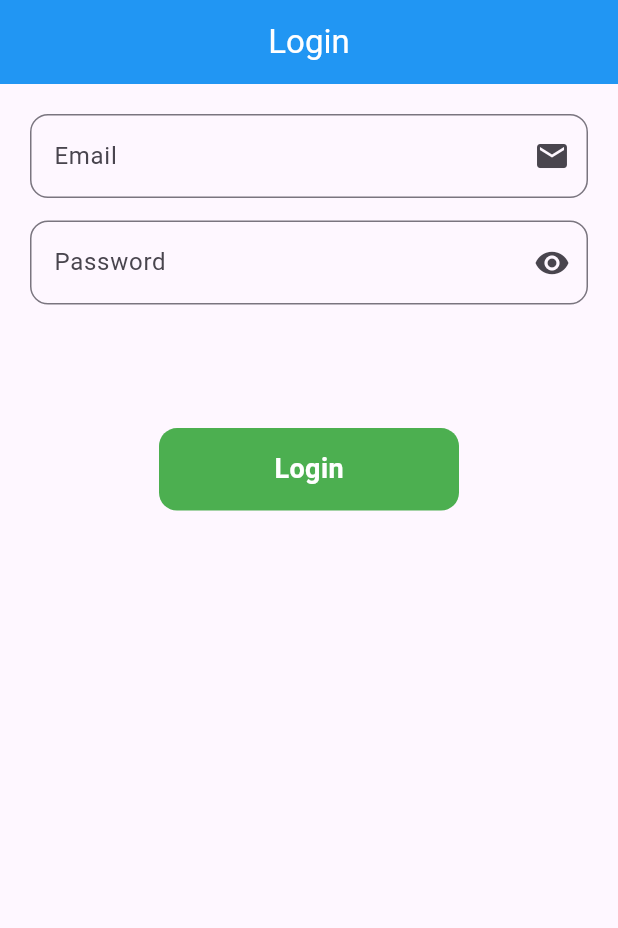
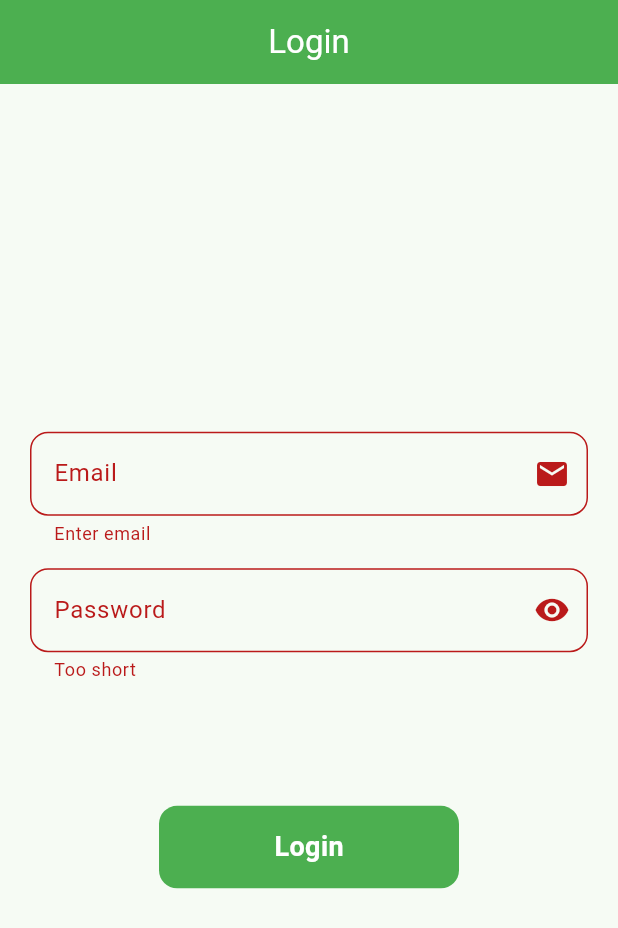
Before and after one commit to Noorullah178632/API_revision, a Flutter app: the screen it shows after launch, after a tap on "Login", on a phone screen of 412 x 824 dp. Shown: the top 928 px of the screen. Run offline on Flutter 3.47's test engine with Material 3 defaults, Android fonts, the phone set to English and light mode, and no system bars; our stand-ins replace another_flushbar, fluttertoast; network calls fail.

Commit message:
new data

```diff
--- a/lib/main.dart
+++ b/lib/main.dart
@@ -15,7 +15,7 @@ class MyApp extends StatelessWidget {
     return MaterialApp(
       debugShowCheckedModeBanner: false,
       title: 'Flutter Demo',
-      theme: ThemeData(colorScheme: .fromSeed(seedColor: Colors.deepPurple)),
+      theme: ThemeData(colorScheme: .fromSeed(seedColor: Colors.greenAccent)),
       initialRoute: RoutesName.login,
       onGenerateRoute: Routes.navigationRoute,
     );
--- a/lib/resources/component/rounded_button.dart
+++ b/lib/resources/component/rounded_button.dart
@@ -16,9 +16,7 @@ class RoundedButton extends StatelessWidget {
   @override
   Widget build(BuildContext context) {
     return GestureDetector(
-      onTap: () {
-        onpress;
-      },
+      onTap: onpress,
       child: Container(
         width: 200, // Full width
         height: 55, // Ideal mobile height
--- a/lib/view/login_view.dart
+++ b/lib/view/login_view.dart
@@ -1,4 +1,5 @@
 import 'package:api_revision/resources/component/rounded_button.dart';
+import 'package:api_revision/utils/RoutesFolder/routes_name.dart';
 import 'package:api_revision/utils/utils.dart';
 import 'package:flutter/material.dart';
 
@@ -10,7 +11,7 @@ class LoginView extends StatefulWidget {
 }
 
 class _LoginViewState extends State<LoginView> {
-  final GlobalKey _formkey = GlobalKey<FormState>();
+  final _formkey = GlobalKey<FormState>();
   TextEditingController emailController = TextEditingController();
   TextEditingController passwordController = TextEditingController();
   final ValueNotifier<bool> _obsecureText = ValueNotifier<bool>(true);
@@ -22,18 +23,21 @@ class _LoginViewState extends State<LoginView> {
     double height = MediaQuery.of(context).size.height;
     return Scaffold(
       appBar: AppBar(
-        backgroundColor: Colors.blue,
+        backgroundColor: Colors.green,
         title: Text("Login", style: TextStyle(color: Colors.white)),
         centerTitle: true,
       ),
       body: Column(
+        mainAxisAlignment: .center,
+        crossAxisAlignment: .center,
         children: [
           Padding(
             padding: EdgeInsets.all(20.0),
             child: Form(
               key: _formkey,
               child: Column(
-                mainAxisAlignment: MainAxisAlignment.center,
+                crossAxisAlignment: .center,
+                mainAxisAlignment: .center,
                 children: [
                   // Email
                   TextFormField(
@@ -83,7 +87,14 @@ class _LoginViewState extends State<LoginView> {
                     },
                   ),
                   SizedBox(height: height * .1),
-                  RoundedButton(text: "Login", onpress: () {}),
+                  RoundedButton(
+                    text: "Login",
+                    onpress: () {
+                      if (_formkey.currentState!.validate()) {
+                        Navigator.pushNamed(context, RoutesName.home);
+                      }
+                    },
+                  ),
                 ],
               ),
             ),
```
